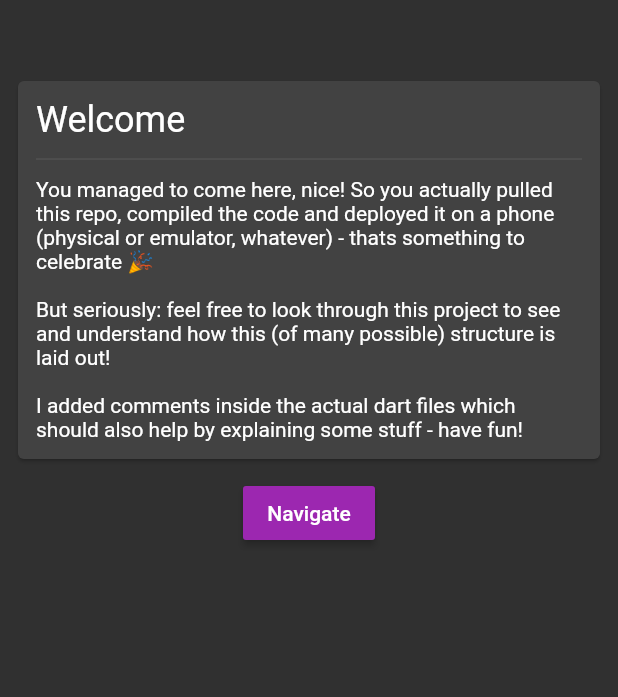
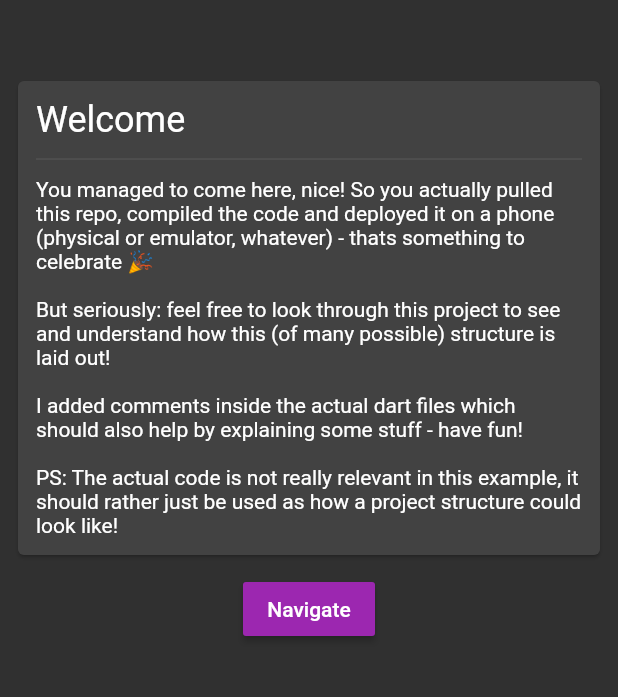
Before and after one commit to Kounex/flutter_companion, a Flutter app: the screen it shows after launch, on a phone screen of 412 x 824 dp, the part 312-1009 px from its top. Run offline on Flutter 3.47's test engine with Material 2 defaults, Android fonts, the light colour scheme and no system bars; our stand-ins replace google_fonts.

Commit message:
added some basic comments maybe more to come

```diff
--- a/basic_layout/lib/app.dart
+++ b/basic_layout/lib/app.dart
@@ -1,6 +1,10 @@
 import 'package:basic_layout/views/home/home.dart';
 import 'package:flutter/material.dart';
 
+/// Entry point for the main. Usually (like most of the time) we wrap the app with a
+/// MaterialApp widget which handles a lot of basic stuff like providing a navigator,
+/// action, you name it. In the future you might wrap this with stuff related to your
+/// state management solution, but this is the way to go for now!
 class App extends StatelessWidget {
   @override
   Widget build(BuildContext context) {
--- a/basic_layout/lib/main.dart
+++ b/basic_layout/lib/main.dart
@@ -1,4 +1,8 @@
 import 'package:basic_layout/app.dart';
 import 'package:flutter/material.dart';
 
+/// The classic - the main. Also in Flutter we need a starting point. You could argue to
+/// put it in the app.dart file and not seperate it. There are cases where you need to
+/// do stuff even before actually running the app so it is just cleaner seperating it
+/// generally.
 void main() => runApp(App());
--- a/basic_layout/lib/utils/list_extensions.dart
+++ b/basic_layout/lib/utils/list_extensions.dart
@@ -1,3 +1,7 @@
+/// utils should be used for generic stuff which can be useful from everywhere in the
+/// app. This example is a extension method for the List type so every List object can
+/// use this new method. Another examples would be static functions doing stuff you would
+/// do on several places, so summarize them in a util class!
 extension ListStuff<E> on List<E> {
   Iterable<T> mapIndexed<T>(T f(E element, int index)) sync* {
     var index = 0;
--- a/basic_layout/lib/views/home/home.dart
+++ b/basic_layout/lib/views/home/home.dart
@@ -2,9 +2,14 @@ import 'package:basic_layout/shared/info_card.dart';
 import 'package:basic_layout/views/detail/detail.dart';
 import 'package:basic_layout/views/home/widgets/welcome_icon.dart';
 import 'package:flutter/cupertino.dart';
-import 'package:flutter/gestures.dart';
 import 'package:flutter/material.dart';
 
+/// You are now inside the views folder, the heart of your application. View widgets are
+/// basically normal widgets, its just the naming and usage which makes it a "view". Usually
+/// a view returns a Scaffold instead of other widgets since we need to display a new screen.
+/// Try to minimize the code here as good as possible and write additional widgets so you
+/// basically just create and place a bunch of widgets here and you can easily see and understand
+/// the layout here.
 class HomeView extends StatelessWidget {
   @override
   Widget build(BuildContext context) {
@@ -18,7 +23,7 @@ class HomeView extends StatelessWidget {
           InfoCard(
             title: 'Welcome',
             text:
-                'You managed to come here, nice! So you actually pulled this repo, compiled the code and deployed it on a phone (physical or emulator, whatever) - thats something to celebrate 🎉\n\nBut seriously: feel free to look through this project to see and understand how this (of many possible) structure is laid out!\n\nI added comments inside the actual dart files which should also help by explaining some stuff - have fun!',
+                'You managed to come here, nice! So you actually pulled this repo, compiled the code and deployed it on a phone (physical or emulator, whatever) - thats something to celebrate 🎉\n\nBut seriously: feel free to look through this project to see and understand how this (of many possible) structure is laid out!\n\nI added comments inside the actual dart files which should also help by explaining some stuff - have fun!\n\nPS: The actual code is not really relevant in this example, it should rather just be used as how a project structure could look like!',
           ),
           Align(
             child: RaisedButton(
--- a/basic_layout/lib/views/home/widgets/welcome_icon.dart
+++ b/basic_layout/lib/views/home/widgets/welcome_icon.dart
@@ -2,6 +2,10 @@ import 'dart:ui';
 
 import 'package:flutter/material.dart';
 
+/// This is a widget specifically used in the home (view) widget. If this widget should
+/// be used in other places in the app as well - make it more generic like allow properties
+/// like the actual icon, maybe padding, color whatever to change it according to needs
+/// and put the widget to shared.
 class WelcomeIcon extends StatelessWidget {
   @override
   Widget build(BuildContext context) {
```
Also changed, not shown: basic_layout/lib/models/game.dart (+8 -0 lines), basic_layout/lib/shared/info_card.dart (+9 -0 lines).
